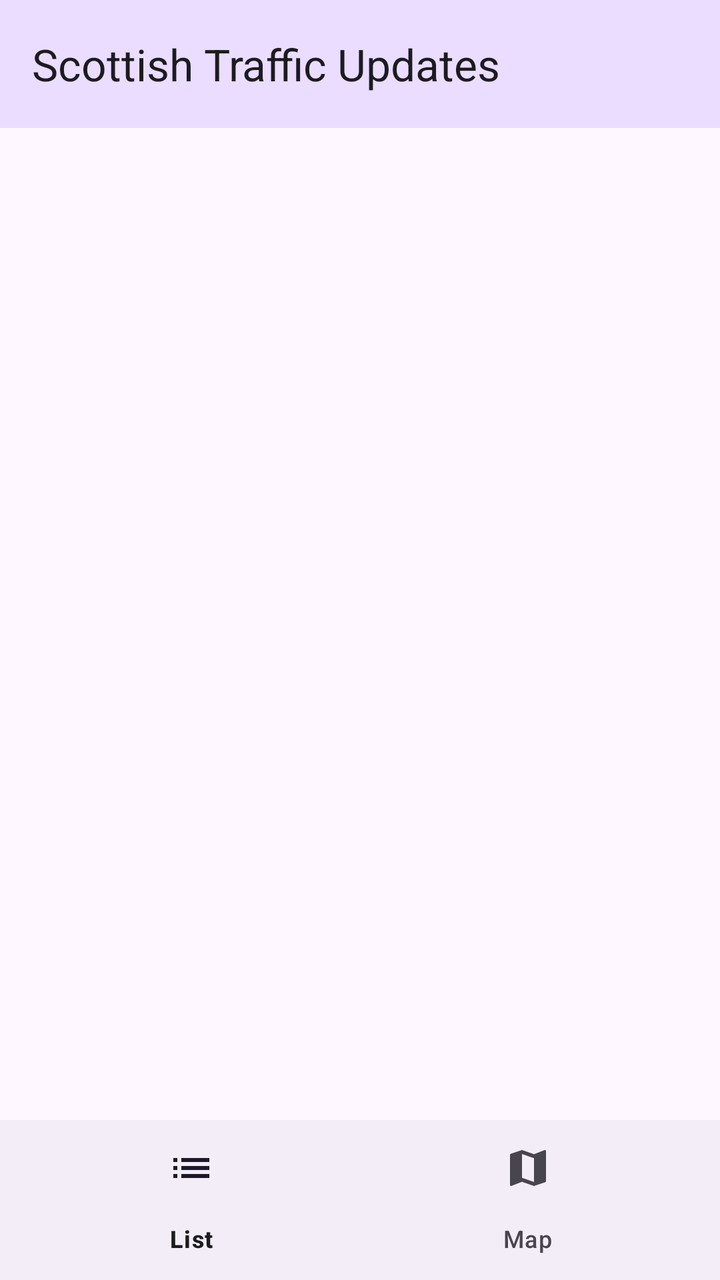
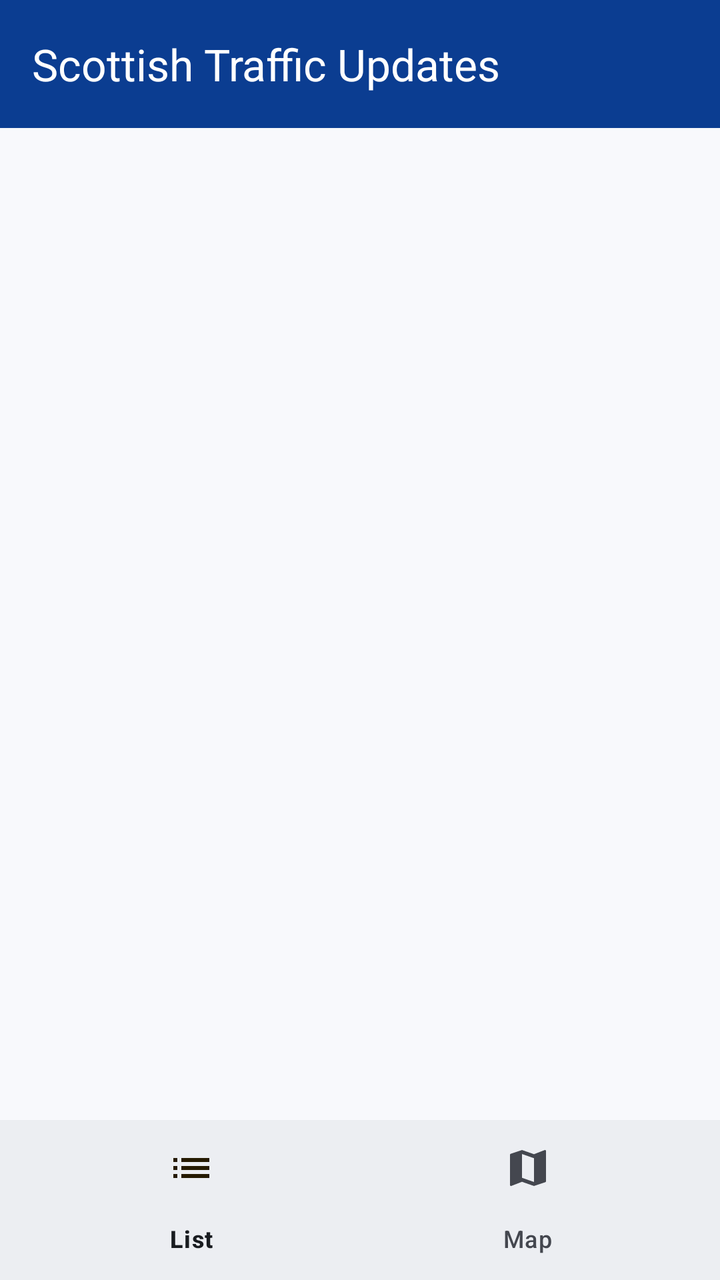

An Android layout rendered at two revisions. The XML below is the earlier revision; the diff shows what the commit changed to produce the second picture.
<!-- AndroidManifest.xml: application theme Theme.Brady_Jack_S2327712 -->
<!-- res/layout/activity_main.xml -->
<?xml version="1.0" encoding="utf-8"?>
<LinearLayout xmlns:android="http://schemas.android.com/apk/res/android"
    xmlns:app="http://schemas.android.com/apk/res-auto"
    android:id="@+id/main"
    android:layout_width="match_parent"
    android:layout_height="match_parent"
    android:orientation="vertical">

    <com.google.android.material.appbar.MaterialToolbar
        android:id="@+id/toolbar"
        android:layout_width="match_parent"
        android:layout_height="wrap_content"
        android:minHeight="?attr/actionBarSize"
        android:background="?attr/colorPrimaryContainer"
        app:title="@string/app_name" />

    <FrameLayout
        android:id="@+id/fragment_container"
        android:layout_width="match_parent"
        android:layout_height="0dp"
        android:layout_weight="1" />

    <com.google.android.material.bottomnavigation.BottomNavigationView
        android:id="@+id/bottom_nav"
        android:layout_width="match_parent"
        android:layout_height="wrap_content"
        app:menu="@menu/bottom_nav_menu" />
</LinearLayout>
<!-- resources referenced by this layout -->
<resources>
  <string name="app_name">Scottish Traffic Updates</string>
  <style name="Theme.Brady_Jack_S2327712" parent="Base.Theme.Brady_Jack_S2327712" />
  <style name="Base.Theme.Brady_Jack_S2327712" parent="Theme.Material3.DayNight.NoActionBar">
          
          
      </style>
</resources>

<!-- the commit's change to res/layout/activity_main.xml (unified diff, before → after) -->
@@ -11,7 +11,10 @@
         android:layout_width="match_parent"
         android:layout_height="wrap_content"
         android:minHeight="?attr/actionBarSize"
-        android:background="?attr/colorPrimaryContainer"
+        android:background="@color/brand_navy"
+        android:theme="@style/ThemeOverlay.Material3.Dark.ActionBar"
+        app:popupTheme="@style/ThemeOverlay.App.Popup"
+        app:titleTextColor="@color/white"
         app:title="@string/app_name" />
 
     <FrameLayout
<!-- resource entries referenced after the edit -->
@@ -1,10 +1,52 @@
 <!-- resources referenced by this layout -->
 <resources>
+  <color name="brand_navy">#0B3D91</color>
+  <color name="white">#FFFFFFFF</color>
   <string name="app_name">Scottish Traffic Updates</string>
+  <style name="ThemeOverlay.App.Popup" parent="ThemeOverlay.Material3.Light" />
   <style name="Theme.Brady_Jack_S2327712" parent="Base.Theme.Brady_Jack_S2327712" />
   <style name="Base.Theme.Brady_Jack_S2327712" parent="Theme.Material3.DayNight.NoActionBar">
-          
-          
+          <item name="colorPrimary">@color/app_primary</item>
+          <item name="colorOnPrimary">@color/app_on_primary</item>
+          <item name="colorPrimaryContainer">@color/app_primary_container</item>
+          <item name="colorOnPrimaryContainer">@color/app_on_primary_container</item>
+          <item name="colorSecondary">@color/app_secondary</item>
+          <item name="colorOnSecondary">@color/app_on_secondary</item>
+          <item name="colorSecondaryContainer">@color/app_secondary_container</item>
+          <item name="colorOnSecondaryContainer">@color/app_on_secondary_container</item>
+          <item name="android:colorBackground">@color/app_background</item>
+          <item name="colorSurface">@color/app_surface</item>
+          <item name="colorOnSurface">@color/app_on_surface</item>
+          <item name="colorSurfaceVariant">@color/app_surface_variant</item>
+          <item name="colorOnSurfaceVariant">@color/app_on_surface_variant</item>
+          <item name="colorSurfaceContainerLowest">@color/app_surface_container_lowest</item>
+          <item name="colorSurfaceContainerLow">@color/app_surface_container_low</item>
+          <item name="colorSurfaceContainer">@color/app_surface_container</item>
+          <item name="colorSurfaceContainerHigh">@color/app_surface_container_high</item>
+          <item name="colorSurfaceContainerHighest">@color/app_surface_container_highest</item>
+          <item name="colorOutline">@color/app_outline</item>
+          <item name="colorOutlineVariant">@color/app_outline_variant</item>
+          <item name="android:forceDarkAllowed" tools:targetApi="q">false</item>
       </style>
+  <color name="app_primary">#0B3D91</color>
+  <color name="app_on_primary">#FFFFFF</color>
+  <color name="app_primary_container">#D9E2FF</color>
+  <color name="app_on_primary_container">#001945</color>
+  <color name="app_secondary">#785A00</color>
+  <color name="app_on_secondary">#FFFFFF</color>
+  <color name="app_secondary_container">#FFC72C</color>
+  <color name="app_on_secondary_container">#251A00</color>
+  <color name="app_background">#F8F9FC</color>
+  <color name="app_surface">#F8F9FC</color>
+  <color name="app_on_surface">#191C20</color>
+  <color name="app_surface_variant">#E1E2EC</color>
+  <color name="app_on_surface_variant">#44474F</color>
+  <color name="app_surface_container_lowest">#FFFFFF</color>
+  <color name="app_surface_container_low">#F2F3F7</color>
+  <color name="app_surface_container">#ECEEF2</color>
+  <color name="app_surface_container_high">#E6E8EC</color>
+  <color name="app_surface_container_highest">#E1E2E6</color>
+  <color name="app_outline">#74777F</color>
+  <color name="app_outline_variant">#C4C6D0</color>
 </resources>
 
